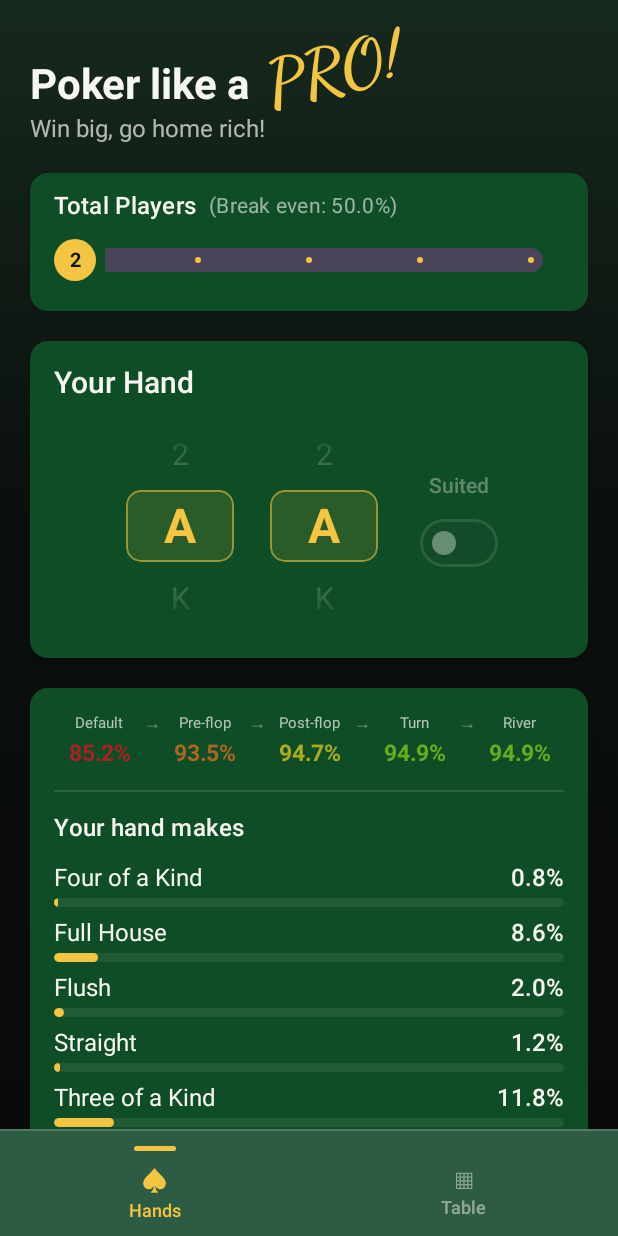
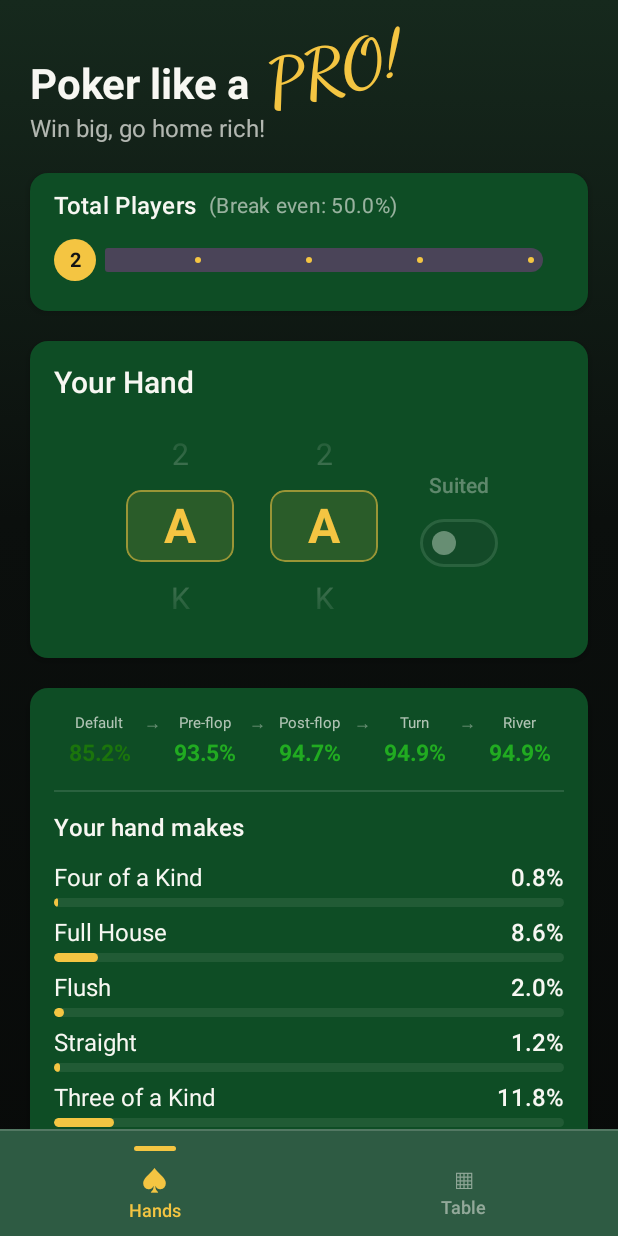
Before and after one commit to vtlinh/Poker-Stats, an Android app built with Jetpack Compose: the screen it shows after launch (MainActivity), on a phone screen of 412 x 824 dp. Run offline under Robolectric (Android 15) with nearby library versions, the phone set to English and light mode, and no system bars.

Commit message:
Fix Hands-tab progression colors to match the Table grids
The progression tinted each state by its rank among that one hand's five
street values, so a hand's colors didn't match its Table-grid cells (e.g.
JJ Default was red in the progression but green in the grid). Color each
state with the same metricColor the grid uses instead — break-even ramp
for Win Probability, rank among all 169 hands for the fold modes — by
passing the full table down to the progression.

Co-Authored-By: Claude Opus 4.8 <noreply@anthropic.com>
Claude-Session: https://claude.ai/code/session_01D5xi7EShBRkmNiwZD8aWrQ

```diff
--- a/app/src/main/java/com/pokerstats/odds/ui/PokerScreen.kt
+++ b/app/src/main/java/com/pokerstats/odds/ui/PokerScreen.kt
@@ -164,7 +164,7 @@ private fun HandsTab(state: PokerUiState, viewModel: PokerViewModel) {
             }
         }
 
-        state.result?.let { ResultPanel(it) }
+        state.result?.let { ResultPanel(it, state.table) }
 
         Spacer(Modifier.height(12.dp))
     }
@@ -551,14 +551,14 @@ private fun SectionCard(title: String, content: @Composable () -> Unit) {
 }
 
 @Composable
-private fun ResultPanel(result: PreflopEquity) {
+private fun ResultPanel(result: PreflopEquity, table: List<PreflopEquity>) {
     Card(
         modifier = Modifier.fillMaxWidth(),
         colors = CardDefaults.cardColors(containerColor = MaterialTheme.colorScheme.surface),
         elevation = CardDefaults.cardElevation(defaultElevation = 4.dp),
     ) {
         Column(Modifier.padding(16.dp)) {
-            ProgressionRow(result)
+            ProgressionRow(result, table)
 
             if (result.categoryFrequency.isNotEmpty()) {
                 Spacer(Modifier.height(16.dp))
@@ -583,34 +583,32 @@ private fun ResultPanel(result: PreflopEquity) {
  * The win-probability progression across streets on one line:
  *   Default → Pre-flop → Post-flop → Turn → River
  *      A%   →    B%    →    C%     →  D%  →   E%
- * Each value is tinted by its rank among the states (red = weakest, green =
- * strongest — the same ramp the Table fold grids use); a state the hero folds
- * (below break-even pre-flop) shows "fold".
+ * Each value is tinted with the **exact same color it has in that metric's Table
+ * grid** (break-even ramp for Win Probability, rank among all 169 hands for the
+ * fold modes) — so a hand's colors match between the Hands and Table tabs. `table`
+ * is every hand at the current player count. A state the hero folds shows "fold".
  */
 @Composable
-private fun ProgressionRow(result: PreflopEquity) {
-    val states = listOf(
-        "Default" to result.winCountingTiesPercent,
-        "Pre-flop" to result.winFoldCountingTiesPercent,
-        "Post-flop" to result.postFoldCountingTiesPercent,
-        "Turn" to result.turnFoldCountingTiesPercent,
-        "River" to result.riverFoldCountingTiesPercent,
-    )
-    // Only "Default" is defined for a hand folded pre-flop; the rest read "fold".
-    val heroFolds = result.winCountingTies < 1.0 / result.players
-    val folded = states.mapIndexed { i, _ -> i > 0 && heroFolds }
-    val playing = states.filterIndexed { i, _ -> !folded[i] }.map { it.second }.sorted()
-
-    fun colorFor(i: Int): Color = when {
-        folded[i] -> Color(0xFF6A6A6A)
-        playing.size > 1 ->
-            rampColor(playing.count { it < states[i].second }.toFloat() / (playing.size - 1))
-        else -> Color.White
+private fun ProgressionRow(result: PreflopEquity, table: List<PreflopEquity>) {
+    val players = result.players
+    val heroFolds = result.winCountingTies < 1.0 / players
+    // One cell per Table mode, colored by that grid's own scheme (via metricColor).
+    val cells = tableModes(players).mapIndexed { i, mode ->
+        val value = mode.value(result)
+        val folded = i > 0 && heroFolds
+        val color = if (folded) {
+            Color(0xFF6A6A6A)
+        } else {
+            val breakEven = if (mode.breakEvenColoring) 100.0 / players else null
+            val sorted = table.map { mode.value(it) }.filter { it > 0.01 }.sorted()
+            metricColor(value, breakEven, sorted)
+        }
+        Triple(mode.tick, if (folded) "fold" else "%.1f%%".format(value), color)
     }
 
     Column(Modifier.fillMaxWidth()) {
         Row(Modifier.fillMaxWidth(), verticalAlignment = Alignment.CenterVertically) {
-            states.forEachIndexed { i, (label, _) ->
+            cells.forEachIndexed { i, (label, _, _) ->
                 if (i > 0) ProgressionArrow()
                 Text(
                     label,
@@ -624,18 +622,18 @@ private fun ProgressionRow(result: PreflopEquity) {
         }
         Spacer(Modifier.height(4.dp))
         Row(Modifier.fillMaxWidth(), verticalAlignment = Alignment.CenterVertically) {
-            states.forEachIndexed { i, (_, value) ->
+            cells.forEachIndexed { i, (_, text, color) ->
                 // Keep the arrow's width so columns stay aligned with the labels
                 // row, but hide it (arrows only show above, between the labels).
                 if (i > 0) ProgressionArrow(visible = false)
                 Text(
-                    if (folded[i]) "fold" else "%.1f%%".format(value),
+                    text,
                     modifier = Modifier.weight(1f),
                     fontSize = 15.sp,
                     fontWeight = FontWeight.Bold,
                     textAlign = TextAlign.Center,
                     maxLines = 1,
-                    color = colorFor(i),
+                    color = color,
                 )
             }
         }
```
